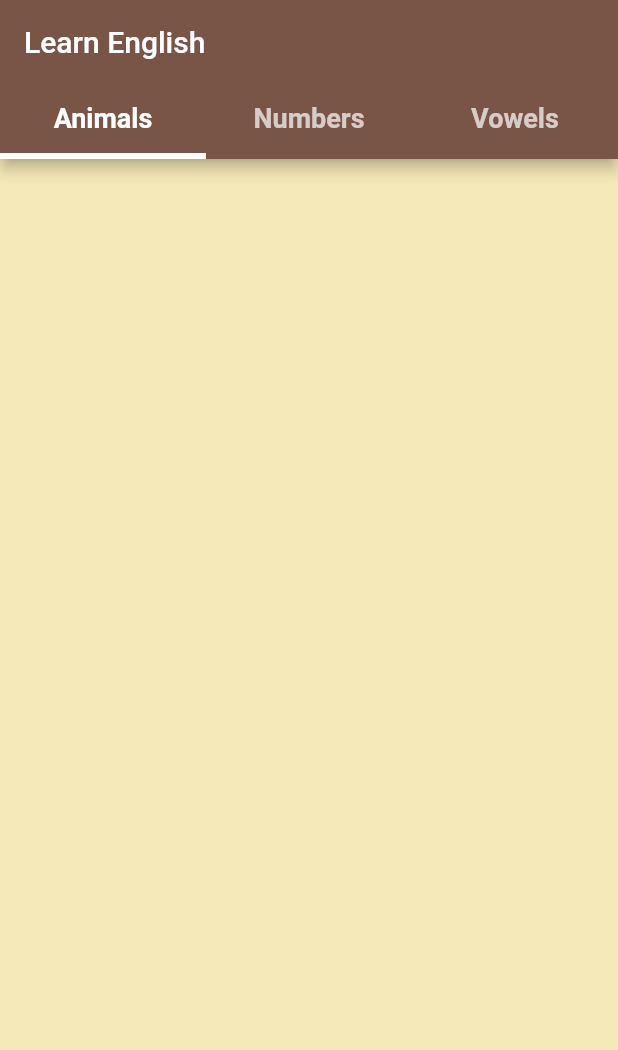
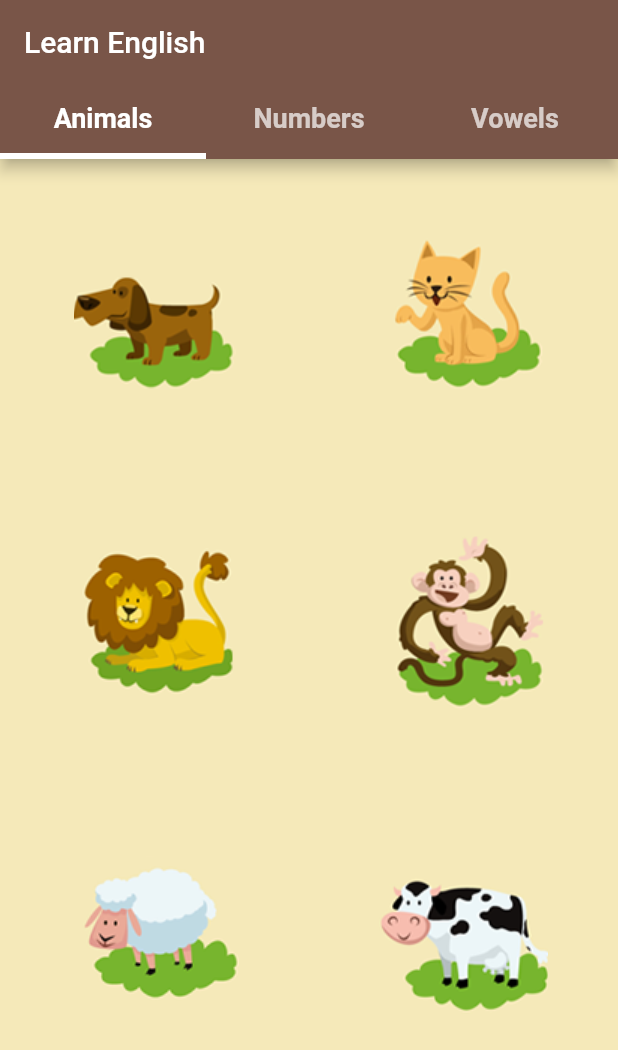
Before and after one commit to danielperesjr/learn-english-kids-flutter, a Flutter app: the screen it shows after launch, on a phone screen of 412 x 824 dp. Shown: the top 1050 px of the screen. Run offline on Flutter 3.47's test engine with Material 2 defaults, Android fonts, the phone set to English and light mode, and no system bars.

Commit message:
style: implements Animals UI screen

```diff
--- a/lib/screens/animals.dart
+++ b/lib/screens/animals.dart
@@ -10,6 +10,35 @@
 class _AnimalsState extends State<Animals> {
   @override
   Widget build(BuildContext context) {
-    return Container();
+    return GridView.count(
+      crossAxisCount: 2,
+      childAspectRatio: MediaQuery.of(context).size.aspectRatio * 2,
+      children: [
+        GestureDetector(
+          onTap: () {},
+          child: Image.asset("assets/images/cao.png"),
+        ),
+        GestureDetector(
+          onTap: () {},
+          child: Image.asset("assets/images/gato.png"),
+        ),
+        GestureDetector(
+          onTap: () {},
+          child: Image.asset("assets/images/leao.png"),
+        ),
+        GestureDetector(
+          onTap: () {},
+          child: Image.asset("assets/images/macaco.png"),
+        ),
+        GestureDetector(
+          onTap: () {},
+          child: Image.asset("assets/images/ovelha.png"),
+        ),
+        GestureDetector(
+          onTap: () {},
+          child: Image.asset("assets/images/vaca.png"),
+        ),
+      ],
+    );
   }
 }
```
